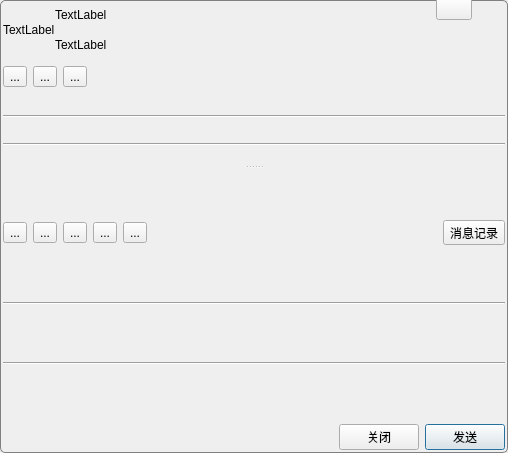
Above: qqfriendchatdlg.ui from zhanlangsir/Qtqq before the change. Below: the same form after it.
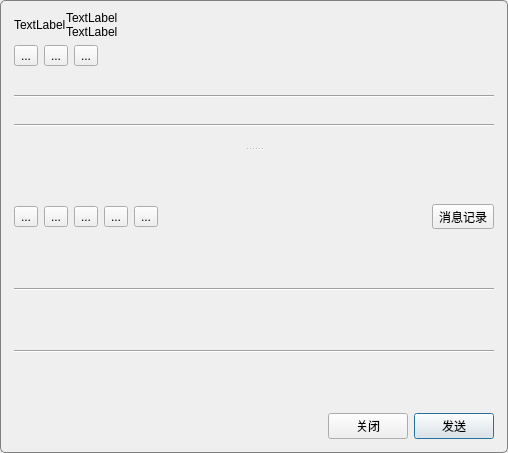
That is the form after the change. Icons and pictures are not drawn.

Diff of the .ui file:
```diff
--- a/qqfriendchatdlg.ui
+++ b/qqfriendchatdlg.ui
@@ -19,13 +19,7 @@
 border-radius:5px;
 }</string>
   </property>
-  <layout class="QVBoxLayout" name="verticalLayout_3">
-   <property name="spacing">
-    <number>6</number>
-   </property>
-   <property name="margin">
-    <number>0</number>
-   </property>
+  <layout class="QVBoxLayout" name="verticalLayout_2">
    <item>
     <layout class="QHBoxLayout" name="horizontalLayout_6">
      <property name="spacing">
@@ -69,104 +63,6 @@
        </item>
       </layout>
      </item>
-     <item>
-      <layout class="QVBoxLayout" name="verticalLayout_2">
-       <item>
-        <layout class="QHBoxLayout" name="horizontalLayout_5">
-         <property name="spacing">
-          <number>0</number>
-         </property>
-         <item>
-          <spacer name="horizontalSpacer_4">
-           <property name="orientation">
-            <enum>Qt::Horizontal</enum>
-           </property>
-           <property name="sizeHint" stdset="0">
-            <size>
-             <width>40</width>
-             <height>20</height>
-            </size>
-           </property>
-          </spacer>
-         </item>
-         <item>
-          <widget class="QToolButton" name="tb_mini_">
-           <property name="minimumSize">
-            <size>
-             <width>36</width>
-             <height>20</height>
-            </size>
-           </property>
-           <property name="styleSheet">
-            <string notr="true">QToolButton{
-margin:-2 0 0 0;
-border-image: url(:/new/login/images/LoginPanel/btn_mini_normal.png);
-}
-
-QToolButton:hover{
-border-image: url(:/new/login/images/LoginPanel/btn_mini_highlight.png);
-}
-
-QToolButton:pressed{
-border-image: url(:/new/login/images/LoginPanel/btn_mini_down.png);
-}</string>
-           </property>
-           <property name="text">
-            <string/>
-           </property>
-          </widget>
-         </item>
-         <item>
-          <widget class="QToolButton" name="tb_close_">
-           <property name="minimumSize">
-            <size>
-             <width>36</width>
-             <height>20</height>
-            </size>
-           </property>
-           <property name="styleSheet">
-            <string notr="true">QToolButton{
-margin:-2 0 0 0;
-border-top-right-radius:5px;
-background-image: url(:/new/login/images/LoginPanel/btn_close_normal.png);
-}
-
-QToolButton:hover{
-border-top-right-radius:5px;
-background-image: url(:/new/login/images/LoginPanel/btn_close_highlight.png);
-}
-
-QToolButton:pressed{
-border-top-right-radius:5px;
-background-image: url(:/new/login/images/LoginPanel/btn_close_down.png);
-}
-</string>
-           </property>
-           <property name="text">
-            <string/>
-           </property>
-          </widget>
-         </item>
-        </layout>
-       </item>
-       <item>
-        <spacer name="verticalSpacer">
-         <property name="orientation">
-          <enum>Qt::Vertical</enum>
-         </property>
-         <property name="sizeType">
-          <enum>QSizePolicy::Minimum</enum>
-         </property>
-         <property name="sizeHint" stdset="0">
-          <size>
-           <width>20</width>
-           <height>40</height>
-          </size>
-         </property>
-        </spacer>
-       </item>
-      </layout>
-     </item>
     </layout>
    </item>
    <item>
```
